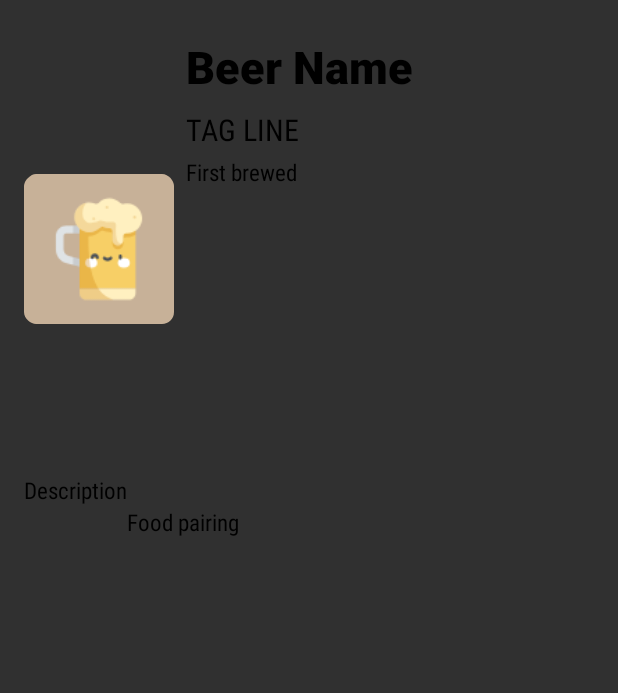
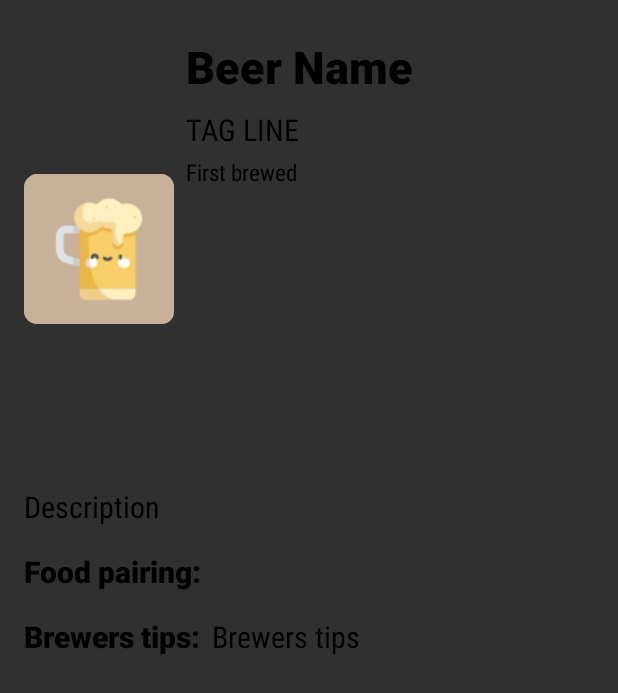
Before and after one commit to charlye917/BeerProyect, an Android app: the fragment BeerDetailFragment placed in its activity, on a phone screen of 412 x 824 dp. Shown: the top 693 px of the screen. Run offline under Robolectric (Android 15) with nearby library versions, the phone set to English and light mode, and no system bars; our stand-ins replace data binding; libraries missing offline, so code that uses them is left out: androidx.palette.graphics; pictures from the network do not load; 9 statements that could not run were skipped.

Commit message:
se agregaron los botones para cambiar de pagina

```diff
--- a/app/src/main/java/com/charlye934/beerproyect/home/data/repository/BeerRepository.kt
+++ b/app/src/main/java/com/charlye934/beerproyect/home/data/repository/BeerRepository.kt
@@ -5,5 +5,5 @@ import com.charlye934.beerproyect.utils.Resources
 import retrofit2.Response
 
 interface BeerRepository {
-    suspend fun getBeerInfo(): Resources<List<Beer>>
+    suspend fun getBeerInfo(page:Int): Resources<List<Beer>>
 }
--- a/app/src/main/java/com/charlye934/beerproyect/home/data/repository/BeerRepositoryImp.kt
+++ b/app/src/main/java/com/charlye934/beerproyect/home/data/repository/BeerRepositoryImp.kt
@@ -9,8 +9,8 @@ class BeerRepositoryImp: BeerRepository {
 
     private val beerApiService = BeerApiService.Builder().build()
 
-    override suspend fun getBeerInfo(): Resources<List<Beer>> {
-        return responseToResources(beerApiService.getListBeer())
+    override suspend fun getBeerInfo(page:Int): Resources<List<Beer>> {
+        return responseToResources(beerApiService.getListBeer(page))
     }
 
     private fun responseToResources(response: Response<List<Beer>>): Resources<List<Beer>>{
--- a/app/src/main/java/com/charlye934/beerproyect/home/data/service/BeerApiService.kt
+++ b/app/src/main/java/com/charlye934/beerproyect/home/data/service/BeerApiService.kt
@@ -10,7 +10,7 @@ import retrofit2.http.Query
 
 interface BeerApiService {
     @GET("v2/beers")
-    suspend fun getListBeer(@Query("page") page:Int = 10): Response<List<Beer>>
+    suspend fun getListBeer(@Query("page") page:Int): Response<List<Beer>>
 
     class Builder{
         fun build(): BeerApiService{
--- a/app/src/main/java/com/charlye934/beerproyect/home/domain/BeerInteractor.kt
+++ b/app/src/main/java/com/charlye934/beerproyect/home/domain/BeerInteractor.kt
@@ -4,5 +4,5 @@ import com.charlye934.beerproyect.home.data.model.Beer
 import com.charlye934.beerproyect.utils.Resources
 
 interface BeerInteractor {
-    suspend fun getBeerInfo(): Resources<List<Beer>>
+    suspend fun getBeerInfo(page:Int): Resources<List<Beer>>
 }
--- a/app/src/main/java/com/charlye934/beerproyect/home/domain/BeerInteractorImp.kt
+++ b/app/src/main/java/com/charlye934/beerproyect/home/domain/BeerInteractorImp.kt
@@ -9,7 +9,7 @@ class BeerInteractorImp : BeerInteractor{
 
     private val beerRepository: BeerRepository = BeerRepositoryImp()
 
-    override suspend fun getBeerInfo(): Resources<List<Beer>> {
-        return beerRepository.getBeerInfo()
+    override suspend fun getBeerInfo(page:Int): Resources<List<Beer>> {
+        return beerRepository.getBeerInfo(page)
     }
 }
--- a/app/src/main/java/com/charlye934/beerproyect/home/presentation/fragment/BeerDetailFragment.kt
+++ b/app/src/main/java/com/charlye934/beerproyect/home/presentation/fragment/BeerDetailFragment.kt
@@ -44,6 +44,7 @@ class BeerDetailFragment : Fragment() {
 
     private fun setData(){
         setupBackgroundColor(beer.imageUrl)
+
         binding.imgBeer.let {
             Glide.with(it!!)
                 .load(beer.imageUrl)
@@ -55,8 +56,16 @@ class BeerDetailFragment : Fragment() {
         binding.tvDescriptionBeer.text = beer.description
         binding.tvTaglinenBeer.text = beer.tagline
         binding.tvFirstBrewed.text = beer.firstBrewed
-        binding.tvFoodPairing.text = beer.foodPairing.toString()
+        binding.tvFoodPairing.text = getFoodPairing()
         binding.tvBrewersTips.text = beer.brewers_tips
+    }
+
+    private fun getFoodPairing():String{
+        var result = ""
+        for(i in 0 until beer.foodPairing.size){
+            result = "- " + beer.foodPairing[i] + "\n" + result
+        }
+        return result
     }
 
     private fun setupBackgroundColor(url: String) {
--- a/app/src/main/java/com/charlye934/beerproyect/home/presentation/fragment/BeerInfoFragment.kt
+++ b/app/src/main/java/com/charlye934/beerproyect/home/presentation/fragment/BeerInfoFragment.kt
@@ -15,6 +15,7 @@ import com.charlye934.beerproyect.home.HomeActivity
 import com.charlye934.beerproyect.home.presentation.adapter.BeerAdapter
 import com.charlye934.beerproyect.home.presentation.viewmodel.BeerViewModel
 import com.charlye934.beerproyect.utils.Resources
+import kotlinx.android.synthetic.main.fragment_beer_info.*
 
 class BeerInfoFragment : Fragment() {
 
@@ -38,10 +39,18 @@ class BeerInfoFragment : Fragment() {
                 listener
             )
 
+            configButtons()
             getDataBeer()
             initRecyclerView()
             setOnClickAction()
         }
+    }
+
+    private fun configButtons(){
+        if(viewModel.cont == 1)
+            btnPrevious.visibility = View.INVISIBLE
+        else
+            btnPrevious.visibility = View.VISIBLE
     }
 
     private fun initRecyclerView(){
@@ -53,6 +62,16 @@ class BeerInfoFragment : Fragment() {
 
     private fun setOnClickAction(){
         binding.refresh.setOnRefreshListener { getDataBeer() }
+        binding.btnNext.setOnClickListener {
+            viewModel.cont += 1
+            configButtons()
+            getDataBeer()
+        }
+        binding.btnPrevious.setOnClickListener {
+            viewModel.cont -= 1
+            configButtons()
+            getDataBeer()
+        }
     }
 
     private fun getDataBeer(){
@@ -60,20 +79,24 @@ class BeerInfoFragment : Fragment() {
         binding.refresh.isRefreshing = false
         viewModel.getBeer()
         viewModel.beerLiveData.observe(viewLifecycleOwner){ response ->
-            when(response){
-                is Resources.Success ->{
+            when (response) {
+                is Resources.Success -> {
+                    Log.d("__tag success","entro success")
                     hideProgresBar()
                     adapterBeer.updateData(response.data!!)
                 }
                 is Resources.Error -> {
+                    Log.d("__tag error","entro error")
                     hideProgresBar()
                     response.message?.let {
-                        Toast.makeText(context, "An error ocurred: $it", Toast.LENGTH_SHORT).show()
+                        Toast.makeText(context, "An error ocurred: $it", Toast.LENGTH_SHORT)
+                            .show()
                     }
                 }
-                is Resources.Loading ->{
+                is Resources.Loading -> {
                     showProgresBar()
                 }
+
             }
         }
     }
--- a/app/src/main/java/com/charlye934/beerproyect/home/presentation/viewmodel/BeerViewModel.kt
+++ b/app/src/main/java/com/charlye934/beerproyect/home/presentation/viewmodel/BeerViewModel.kt
@@ -18,12 +18,13 @@ class BeerViewModel(private val app:Application) : ViewModel() {
     private val beerInteractor: BeerInteractor = BeerInteractorImp()
     val beerLiveData: MutableLiveData<Resources<List<Beer>>> = MutableLiveData()
     lateinit var beerInfo: Beer
+    var cont = 1
 
     fun getBeer() = viewModelScope.launch(Dispatchers.IO) {
         beerLiveData.postValue(Resources.Loading())
         try {
             if(CheckConnection.isNetworkAvaible(app)){
-                beerLiveData.postValue(beerInteractor.getBeerInfo())
+                beerLiveData.postValue(beerInteractor.getBeerInfo(cont))
             }else{
                 beerLiveData.postValue(Resources.Error(app.getString(R.string.internet_not_avaible)))
             }
--- a/app/src/main/res/layout/fragment_detail.xml
+++ b/app/src/main/res/layout/fragment_detail.xml
@@ -55,7 +55,7 @@
                     android:layout_alignStart="@+id/tvNameBeer"
                     android:layout_alignLeft="@+id/tvNameBeer"
                     android:layout_marginTop="8dp"
-                    android:textSize="20dp"
+                    android:textSize="20sp"
                     android:theme="@style/TextDescription"
                     android:text="TAG LINE" />
 
@@ -67,6 +67,7 @@
                     android:layout_alignStart="@+id/tvTaglinenBeer"
                     android:layout_alignLeft="@+id/tvTaglinenBeer"
                     android:text="First brewed"
+                    android:textSize="15sp"
                     android:layout_marginTop="4dp"
                     android:theme="@style/TextDescription"/>
 
@@ -78,26 +79,53 @@
                     android:layout_alignStart="@+id/imgBeer"
                     android:layout_alignLeft="@+id/imgBeer"
                     android:text="Description"
+                    android:layout_marginTop="8dp"
                     android:theme="@style/TextDescription"/>
+
+                <TextView
+                    android:id="@+id/tvFoodPairingTitle"
+                    android:layout_width="wrap_content"
+                    android:layout_height="wrap_content"
+                    android:layout_below="@+id/tvDescriptionBeer"
+                    android:text="@string/food_pairing"
+                    android:textSize="20dp"
+                    android:layout_marginTop="16dp"
+                    android:theme="@style/TextTitle" />
 
                 <TextView
                     android:id="@+id/tvFoodPairing"
                     android:layout_width="wrap_content"
                     android:layout_height="wrap_content"
+                    android:layout_alignTop="@+id/tvFoodPairingTitle"
+                    android:layout_marginLeft="8dp"
+                    android:layout_toEndOf="@+id/tvFoodPairingTitle"
+                    android:layout_toRightOf="@+id/tvFoodPairingTitle"
                     android:text="Food pairing"
-                    android:theme="@style/TextDescription"
-                    android:layout_below="@+id/tvDescriptionBeer"
-                    android:layout_toEndOf="@+id/tvDescriptionBeer"
-                    android:layout_toRightOf="@+id/tvDescriptionBeer" />
+                    android:theme="@style/TextDescription" />
+
+                <TextView
+                    android:id="@id/tvBrewersTipsTitle"
+                    android:layout_width="wrap_content"
+                    android:layout_height="wrap_content"
+                    android:layout_below="@+id/tvFoodPairing"
+                    android:layout_alignStart="@+id/tvFoodPairingTitle"
+                    android:layout_alignLeft="@+id/tvFoodPairingTitle"
+                    android:text="@string/brewers_tips"
+                    android:textSize="20sp"
+                    android:layout_marginTop="16dp"
+                    android:theme="@style/TextTitle" />
 
                 <TextView
                     android:id="@+id/tvBrewersTips"
                     android:layout_width="wrap_content"
                     android:layout_height="wrap_content"
-                    android:theme="@style/TextDescription"
-                    android:layout_below="@+id/tvFoodPairing"
-                    android:layout_toEndOf="@+id/imgBeer"
-                    android:layout_toRightOf="@+id/imgBeer" />
+                    android:layout_alignTop="@+id/tvBrewersTipsTitle"
+                    android:layout_marginStart="8dp"
+                    android:layout_marginLeft="8dp"
+                    android:layout_toEndOf="@+id/tvBrewersTipsTitle"
+                    android:layout_toRightOf="@+id/tvBrewersTipsTitle"
+                    android:text="Brewers tips"
+                    android:theme="@style/TextDescription" />
             </RelativeLayout>
         </ScrollView>
     </LinearLayout>
--- a/app/src/main/res/values/strings.xml
+++ b/app/src/main/res/values/strings.xml
@@ -3,4 +3,8 @@
     <!-- TODO: Remove or change this placeholder text -->
     <string name="hello_blank_fragment">Hello blank fragment</string>
     <string name="internet_not_avaible">Internet is not avaible</string>
+    <string name="food_pairing">Food pairing: </string>
+    <string name="brewers_tips">Brewers tips: </string>
+    <string name="previous">Previous</string>
+    <string name="next">Next</string>
 </resources>
--- a/app/src/main/res/values/themes.xml
+++ b/app/src/main/res/values/themes.xml
@@ -26,7 +26,7 @@
 
     <style name="TextDescription">
         <item name="fontFamily">sans-serif-condensed</item>
-        <item name="android:textSize">15sp</item>
+        <item name="android:textSize">20sp</item>
         <item name="android:textColor">@android:color/black</item>
     </style>
 </resources>
```
Also changed, not shown: app/src/main/res/layout/fragment_beer_info.xml (+38 -6 lines).
